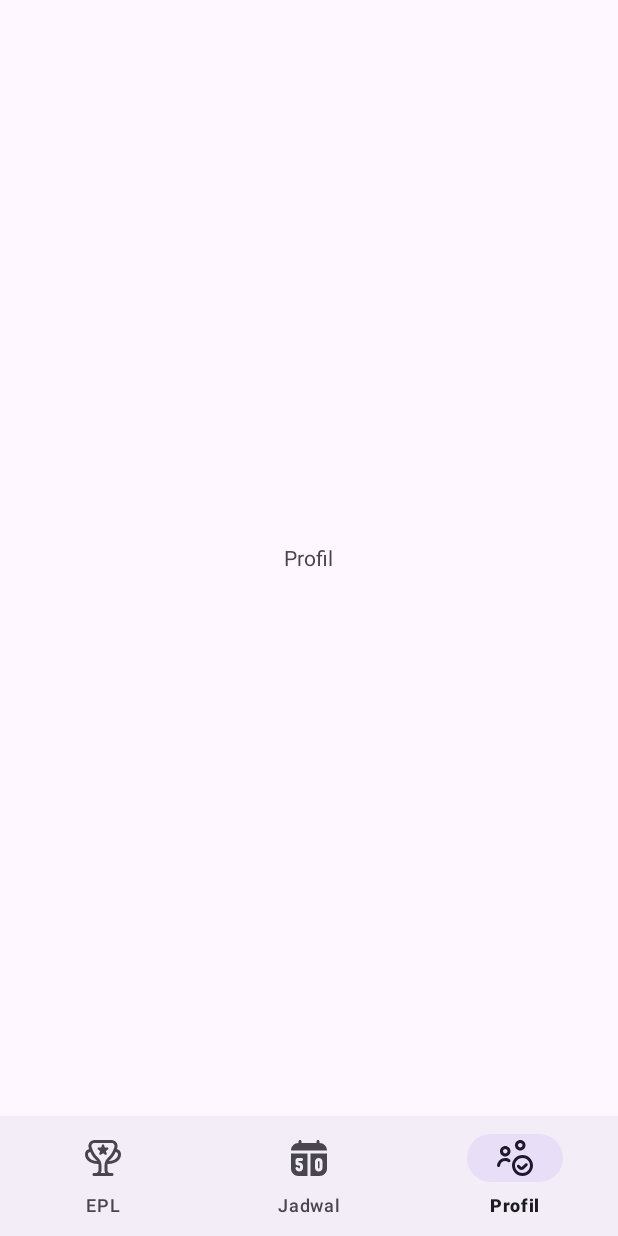
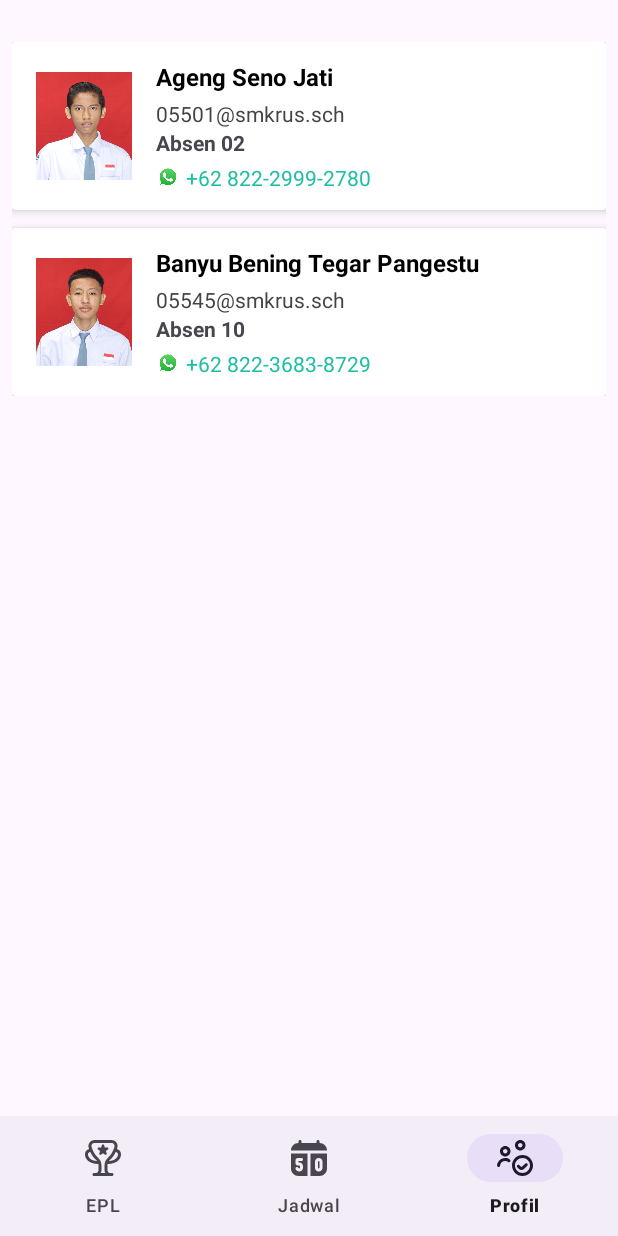
Before and after one commit to ASenoJati/PAS_genap_02_10, an Android app: the screen it shows after launch (MainActivity), item 3 of the bottom bar chosen, on a phone screen of 412 x 824 dp. Run offline under Robolectric (Android 15) with nearby library versions, the phone set to English and light mode, and no system bars.

Commit message:
Style [BANYU] profil

```diff
--- /dev/null
+++ b/app/src/main/res/drawable/circle_bg.xml
@@ -0,0 +1,4 @@
+<shape xmlns:android="http://schemas.android.com/apk/res/android"
+    android:shape="oval">
+    <solid android:color="#E0E0E0" />
+</shape>
--- a/app/src/main/res/layout/fragment_profil.xml
+++ b/app/src/main/res/layout/fragment_profil.xml
@@ -1,13 +1,161 @@
-<?xml version="1.0" encoding="utf-8"?>
-<LinearLayout xmlns:android="http://schemas.android.com/apk/res/android"
+<LinearLayout
+    xmlns:android="http://schemas.android.com/apk/res/android"
+    xmlns:app="http://schemas.android.com/apk/res-auto"
+    android:layout_width="match_parent"
+    android:layout_height="wrap_content"
     android:orientation="vertical"
-    android:gravity="center"
-    android:layout_width="match_parent"
-    android:layout_height="match_parent">
+    android:padding="8dp"
+    android:layout_marginTop="20dp">
 
-    <TextView
-        android:layout_width="wrap_content"
+
+    <androidx.cardview.widget.CardView
+        android:layout_width="match_parent"
         android:layout_height="wrap_content"
-        android:text="Profil"/>
+        android:layout_marginBottom="12dp"
+        app:cardElevation="4dp">
+
+
+        <LinearLayout
+            android:layout_width="match_parent"
+            android:layout_height="wrap_content"
+            android:orientation="horizontal"
+            android:padding="12dp"
+            android:gravity="center_vertical">
+
+            <ImageView
+                android:layout_width="72dp"
+                android:layout_height="72dp"
+                android:scaleType="centerCrop"
+                android:src="@drawable/seno"
+                android:padding="4dp"
+                android:layout_marginEnd="12dp" />
+
+            <LinearLayout
+                android:layout_width="0dp"
+                android:layout_height="wrap_content"
+                android:layout_weight="1"
+                android:orientation="vertical">
+
+                <TextView
+                    android:layout_width="wrap_content"
+                    android:layout_height="wrap_content"
+                    android:text="Ageng Seno Jati"
+                    android:textStyle="bold"
+                    android:textSize="16sp"
+                    android:textColor="#000000" />
+
+                <TextView
+                    android:layout_width="wrap_content"
+                    android:layout_height="wrap_content"
+                    android:text="05501@smkrus.sch"
+                    android:textColor="#444444"
+                    android:textSize="14sp"
+                    android:layout_marginTop="4dp" />
+
+                <TextView
+                    android:layout_width="wrap_content"
+                    android:layout_height="wrap_content"
+                    android:text="Absen 02"
+                    android:textSize="14sp"
+                    android:textStyle="bold"/>
+
+                <LinearLayout
+                    android:layout_width="wrap_content"
+                    android:layout_height="wrap_content"
+                    android:orientation="horizontal"
+                    android:gravity="center_vertical"
+                    android:layout_marginTop="4dp">
+
+                    <ImageView
+                        android:layout_width="16dp"
+                        android:layout_height="16dp"
+                        android:src="@drawable/whatsapp"
+                        android:layout_marginEnd="4dp" />
+
+                    <TextView
+                        android:layout_width="wrap_content"
+                        android:layout_height="wrap_content"
+                        android:text="+62 822-2999-2780"
+                        android:textColor="#1EBEA5"
+                        android:textSize="14sp" />
+                </LinearLayout>
+            </LinearLayout>
+        </LinearLayout>
+    </androidx.cardview.widget.CardView>
+
+
+    <androidx.cardview.widget.CardView
+        android:layout_width="match_parent"
+        android:layout_height="wrap_content"
+        app:cardElevation="4dp">
+
+
+        <LinearLayout
+            android:layout_width="match_parent"
+            android:layout_height="wrap_content"
+            android:orientation="horizontal"
+            android:padding="12dp"
+            android:gravity="center_vertical">
+
+            <ImageView
+                android:layout_width="72dp"
+                android:layout_height="72dp"
+                android:scaleType="centerCrop"
+                android:src="@drawable/banyu"
+                android:padding="4dp"
+                android:layout_marginEnd="12dp" />
+
+            <LinearLayout
+                android:layout_width="0dp"
+                android:layout_height="wrap_content"
+                android:layout_weight="1"
+                android:orientation="vertical">
+
+                <TextView
+                    android:layout_width="wrap_content"
+                    android:layout_height="wrap_content"
+                    android:text="Banyu Bening Tegar Pangestu"
+                    android:textStyle="bold"
+                    android:textSize="16sp"
+                    android:textColor="#000000" />
+
+                <TextView
+                    android:layout_width="wrap_content"
+                    android:layout_height="wrap_content"
+                    android:text="05545@smkrus.sch"
+                    android:textColor="#444444"
+                    android:textSize="14sp"
+                    android:layout_marginTop="4dp" />
+
+                <TextView
+                    android:layout_width="wrap_content"
+                    android:layout_height="wrap_content"
+                    android:text="Absen 10"
+                    android:textSize="14sp"
+                    android:textStyle="bold"/>
+
+                <LinearLayout
+                    android:layout_width="wrap_content"
+                    android:layout_height="wrap_content"
+                    android:orientation="horizontal"
+                    android:gravity="center_vertical"
+                    android:layout_marginTop="4dp">
+
+                    <ImageView
+                        android:layout_width="16dp"
+                        android:layout_height="16dp"
+                        android:src="@drawable/whatsapp"
+                        android:layout_marginEnd="4dp" />
+
+                    <TextView
+                        android:layout_width="wrap_content"
+                        android:layout_height="wrap_content"
+                        android:text="+62 822-3683-8729"
+                        android:textColor="#1EBEA5"
+                        android:textSize="14sp" />
+                </LinearLayout>
+            </LinearLayout>
+        </LinearLayout>
+    </androidx.cardview.widget.CardView>
 
 </LinearLayout>
```
Also changed, not shown: app/src/main/res/drawable/banyu.jpg (added), app/src/main/res/drawable/seno.jpg (added), app/src/main/res/drawable/whatsapp.png (added).
